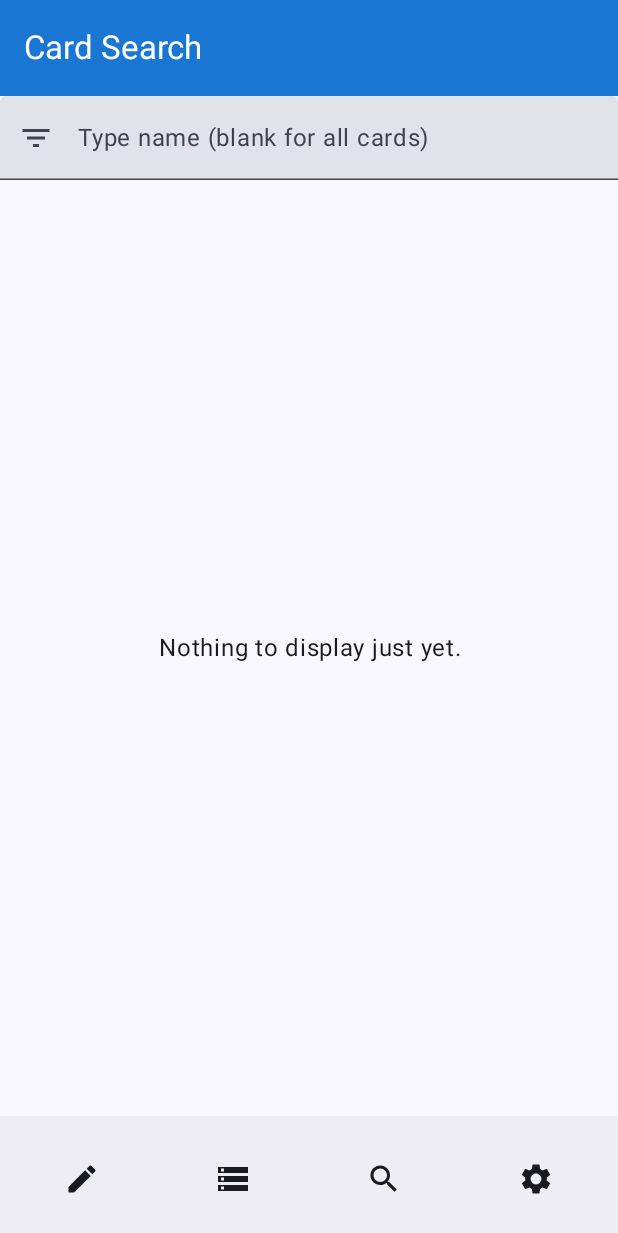
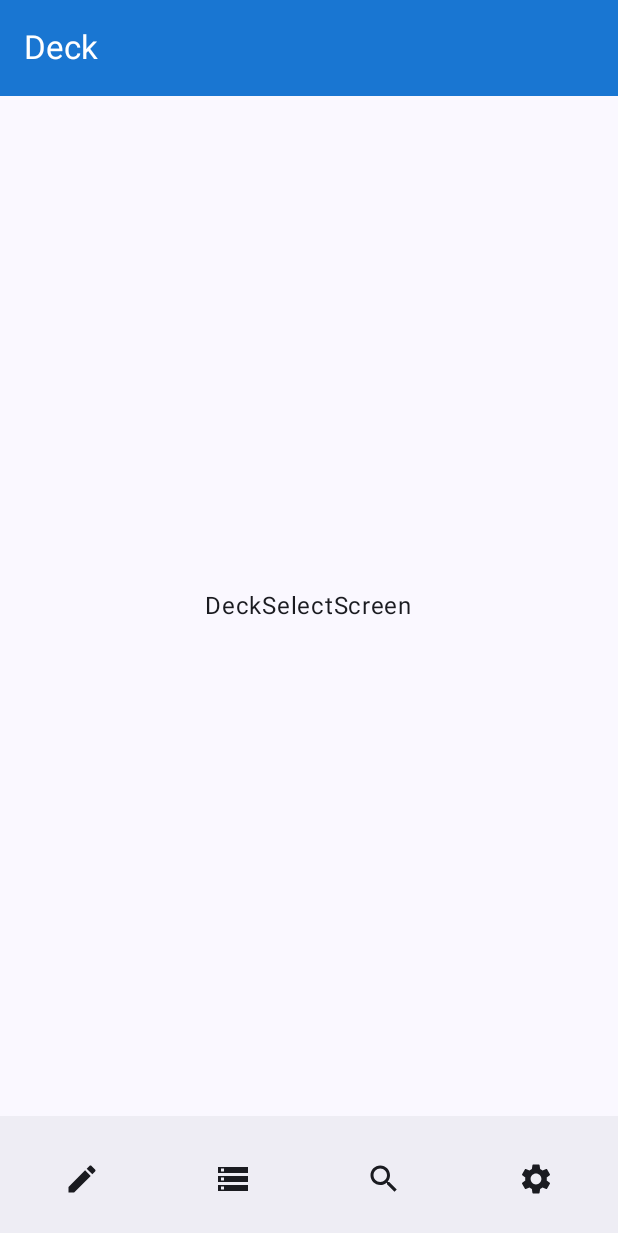
Before and after one commit to mf-jpeg/MyBinder, an Android app built with Jetpack Compose: the screen it shows after launch (ContainerActivity), on a phone screen of 412 x 824 dp. Shown: the top 1233 px of the screen. Run offline under Robolectric (Android 15) with nearby library versions, the phone set to English and light mode, and no system bars; 1 statement that could not run was skipped.

Commit message:
Navigation now supports args; Implemented market redirection

```diff
--- a/app/src/main/java/pt/mf/mybinder/presentation/container/ContainerActivity.kt
+++ b/app/src/main/java/pt/mf/mybinder/presentation/container/ContainerActivity.kt
@@ -39,7 +39,6 @@ import pt.mf.mybinder.R
 import pt.mf.mybinder.presentation.theme.MyBinderTheme
 import pt.mf.mybinder.presentation.theme.Theme
 import pt.mf.mybinder.utils.Navigation
-import pt.mf.mybinder.utils.Screen
 import pt.mf.mybinder.utils.Utils
 
 /**
@@ -65,10 +64,10 @@ class ContainerActivity : ComponentActivity() {
 @Composable
 fun SetupLayout(navController: NavHostController, viewModel: ContainerViewModel) {
     val curBackStackEntry by navController.currentBackStackEntryAsState()
-    val currentDestination = curBackStackEntry?.destination?.route ?: Screen.DeckSelectScreen.route
+    val curDist = curBackStackEntry?.destination?.route
 
     Scaffold(
-        topBar = { TopBar(getTitleForRoute(currentDestination)) },
+        topBar = { TopBar(viewModel.getScreenName(curDist)) },
         bottomBar = { BottomBar(navController, viewModel) },
         modifier = Modifier.fillMaxSize(),
         content = { Content(padding = it, navController) }
@@ -85,16 +84,6 @@ fun TopBar(title: String) {
         ),
         title = { Text(title) }
     )
-}
-
-fun getTitleForRoute(route: String): String {
-    return when (route) {
-        Screen.DeckSelectScreen.route -> Utils.getString(R.string.top_bar_deck)
-        Screen.BinderScreen.route -> Utils.getString(R.string.top_bar_binder)
-        Screen.CardSearchScreen.route -> Utils.getString(R.string.top_bar_search)
-        Screen.SettingsScreen.route -> Utils.getString(R.string.top_bar_settings)
-        else -> Utils.getString(R.string.general_app_name)
-    }
 }
 
 @Composable
--- a/app/src/main/java/pt/mf/mybinder/presentation/container/ContainerViewModel.kt
+++ b/app/src/main/java/pt/mf/mybinder/presentation/container/ContainerViewModel.kt
@@ -2,8 +2,12 @@ package pt.mf.mybinder.presentation.container
 
 import androidx.lifecycle.ViewModel
 import androidx.navigation.NavController
+import pt.mf.mybinder.R
 import pt.mf.mybinder.utils.Logger
-import pt.mf.mybinder.utils.Screen
+import pt.mf.mybinder.utils.Screen.BinderScreen
+import pt.mf.mybinder.utils.Screen.CardSearchScreen
+import pt.mf.mybinder.utils.Screen.DeckSelectScreen
+import pt.mf.mybinder.utils.Screen.SettingsScreen
 import pt.mf.mybinder.utils.Utils
 
 /**
@@ -17,24 +21,44 @@ class ContainerViewModel : ViewModel() {
     fun handleDeckOption(navController: NavController) {
         Logger.debug(TAG, "Navigating to DeckSelectScreen.")
         Utils.tactileFeedback()
-        navController.navigate(Screen.DECK_SELECT_SCREEN)
+        navController.navigate(DeckSelectScreen)
     }
 
     fun handleBinderOption(navController: NavController) {
         Logger.debug(TAG, "Navigating to BinderScreen.")
         Utils.tactileFeedback()
-        navController.navigate(Screen.BINDER_SCREEN)
+        navController.navigate(BinderScreen)
     }
 
     fun handleSearchOption(navController: NavController) {
         Logger.debug(TAG, "Navigating to SearchScreen.")
         Utils.tactileFeedback()
-        navController.navigate(Screen.CARD_SEARCH_SCREEN)
+        navController.navigate(CardSearchScreen)
     }
 
     fun handleSettingsOption(navController: NavController) {
         Logger.debug(TAG, "Navigating to SettingsScreen.")
         Utils.tactileFeedback()
-        navController.navigate(Screen.SETTINGS_SCREEN)
+        navController.navigate(SettingsScreen)
+    }
+
+    fun getScreenName(route: String?): String {
+        if (route == null)
+            return Utils.getString(R.string.screen)
+
+        val index = route.lastIndexOf(".")
+
+        if (index == -1)
+            return Utils.getString(R.string.screen)
+
+        val name = route.substring(index + 1)
+
+        return when (name) {
+            DeckSelectScreen.javaClass.simpleName -> Utils.getString(R.string.top_bar_deck)
+            BinderScreen.javaClass.simpleName -> Utils.getString(R.string.top_bar_binder)
+            CardSearchScreen.javaClass.simpleName -> Utils.getString(R.string.top_bar_search)
+            SettingsScreen.javaClass.simpleName -> Utils.getString(R.string.top_bar_settings)
+            else -> Utils.getString(R.string.screen)
+        }
     }
 }
--- a/app/src/main/java/pt/mf/mybinder/utils/Navigation.kt
+++ b/app/src/main/java/pt/mf/mybinder/utils/Navigation.kt
@@ -9,6 +9,10 @@ import pt.mf.mybinder.presentation.binder.BinderScreen
 import pt.mf.mybinder.presentation.deck.DeckSelectScreen
 import pt.mf.mybinder.presentation.search.CardSearchScreen
 import pt.mf.mybinder.presentation.settings.SettingsScreen
+import pt.mf.mybinder.utils.Screen.BinderScreen
+import pt.mf.mybinder.utils.Screen.CardSearchScreen
+import pt.mf.mybinder.utils.Screen.DeckSelectScreen
+import pt.mf.mybinder.utils.Screen.SettingsScreen
 
 /**
  * Created by Martim Ferreira on 07/02/2025
@@ -17,21 +21,21 @@ import pt.mf.mybinder.presentation.settings.SettingsScreen
 fun Navigation(padding: PaddingValues, navController: NavHostController) {
     NavHost(
         navController = navController,
-        startDestination = Screen.CardSearchScreen.route
+        startDestination = DeckSelectScreen
     ) {
-        composable(route = Screen.DeckSelectScreen.route) {
+        composable<DeckSelectScreen> {
             DeckSelectScreen(padding)
         }
 
-        composable(route = Screen.BinderScreen.route) {
+        composable<BinderScreen> {
             BinderScreen(padding)
         }
 
-        composable(route = Screen.CardSearchScreen.route) {
-            CardSearchScreen(padding)
+        composable<CardSearchScreen> {
+            CardSearchScreen(padding, navController)
         }
 
-        composable(route = Screen.SettingsScreen.route) {
+        composable<SettingsScreen> {
             SettingsScreen(padding)
         }
     }
--- a/app/src/main/java/pt/mf/mybinder/utils/Screen.kt
+++ b/app/src/main/java/pt/mf/mybinder/utils/Screen.kt
@@ -1,18 +1,21 @@
 package pt.mf.mybinder.utils
+
+import kotlinx.serialization.Serializable
 
 /**
  * Created by Martim Ferreira on 07/02/2025
  */
-sealed class Screen(val route: String) {
-    companion object {
-        const val DECK_SELECT_SCREEN = "deck_select_screen"
-        const val BINDER_SCREEN = "binder_screen"
-        const val CARD_SEARCH_SCREEN = "card_search_screen"
-        const val SETTINGS_SCREEN = "settings_screen"
-    }
+@Serializable
+sealed class Screen {
+    @Serializable
+    data object DeckSelectScreen : Screen()
 
-    data object DeckSelectScreen : Screen(DECK_SELECT_SCREEN)
-    data object BinderScreen : Screen(BINDER_SCREEN)
-    data object CardSearchScreen : Screen(CARD_SEARCH_SCREEN)
-    data object SettingsScreen : Screen(SETTINGS_SCREEN)
+    @Serializable
+    data object BinderScreen : Screen()
+
+    @Serializable
+    data object CardSearchScreen : Screen()
+
+    @Serializable
+    data object SettingsScreen : Screen()
 }
--- a/app/src/main/res/values/strings.xml
+++ b/app/src/main/res/values/strings.xml
@@ -5,6 +5,8 @@
     <string name="general_app_name">My Binder</string>
     <string name="general_apply">Apply</string>
     <string name="general_close">Close</string>
+    <string name="screen">Screen</string>
+    <string name="lowest">Lowest</string>
 
     <!-- Top Bar -->
     <string name="top_bar_deck">Deck</string>
@@ -22,7 +24,8 @@
     <string name="card_search_filter_order">Order</string>
     <string name="card_search_filter_order_alpha">Alpha</string>
     <string name="card_search_filter_order_chrono">R. Chrono</string>
-    <string name="card_search_filter_filter_not_ready">Search filter will be available shortly.</string>
-    <string name="card_search_filter_order_nothing_yet">Nothing to display just yet.</string>
-    <string name="card_search_filter_order_nothing_no_results">No results found.</string>
+    <string name="card_search_filter_not_ready">Search filter will be available shortly.</string>
+    <string name="card_search_order_nothing_yet">Nothing to display just yet.</string>
+    <string name="card_search_order_nothing_no_results">No results found.</string>
+    <string name="card_search_request_error">Something went wrong!</string>
 </resources>
```
Also changed, not shown: app/src/main/java/pt/mf/mybinder/presentation/search/CardSearchScreen.kt (+30 -6 lines), app/src/main/java/pt/mf/mybinder/presentation/search/CardSearchViewModel.kt (+24 -2 lines).
